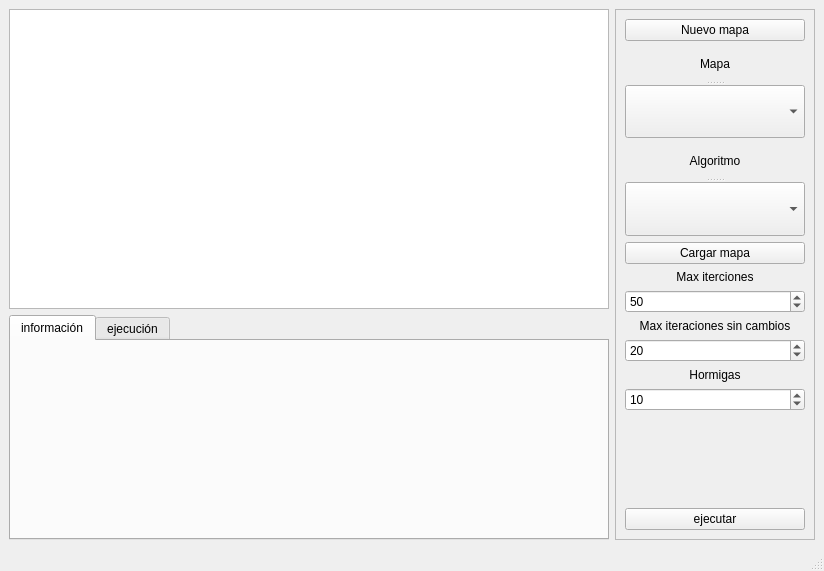
Bercero/Tsp_coa, file gui_src/tsp_gui.ui: the form before one commit.
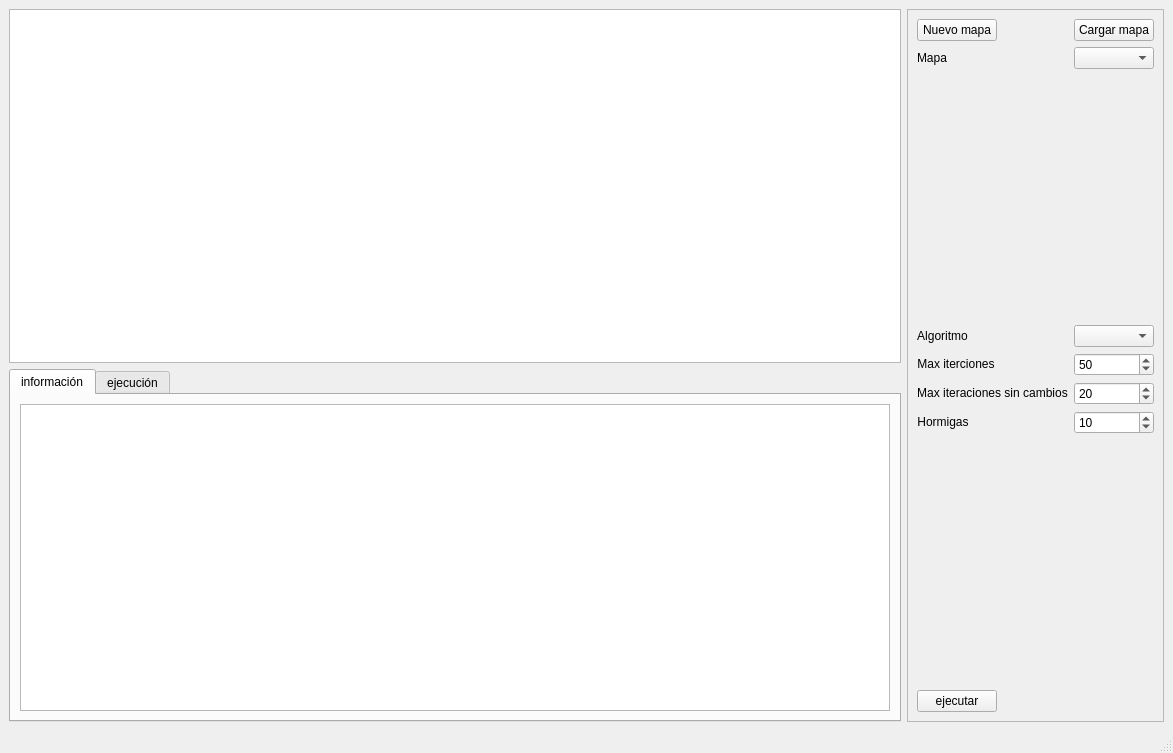
The form after the commit. The open tabs and pages were chosen to show the change.

Patch:
```diff
--- a/gui_src/tsp_gui.ui
+++ b/gui_src/tsp_gui.ui
@@ -6,8 +6,8 @@
    <rect>
     <x>0</x>
     <y>0</y>
-    <width>824</width>
-    <height>571</height>
+    <width>1173</width>
+    <height>753</height>
    </rect>
   </property>
   <property name="windowTitle">
@@ -15,39 +15,6 @@
   </property>
   <widget class="QWidget" name="centralwidget">
    <layout class="QGridLayout" name="gridLayout">
-    <item row="1" column="0">
-     <widget class="QTabWidget" name="informacionWidget">
-      <property name="minimumSize">
-       <size>
-        <width>0</width>
-        <height>200</height>
-       </size>
-      </property>
-      <property name="currentIndex">
-       <number>0</number>
-      </property>
-      <widget class="QWidget" name="infoTab">
-       <attribute name="title">
-        <string>información</string>
-       </attribute>
-      </widget>
-      <widget class="QWidget" name="ejecucionTab">
-       <attribute name="title">
-        <string>ejecución</string>
-       </attribute>
-      </widget>
-     </widget>
-    </item>
-    <item row="0" column="0">
-     <widget class="QGraphicsView" name="graphicsView">
-      <property name="minimumSize">
-       <size>
-        <width>300</width>
-        <height>300</height>
-       </size>
-      </property>
-     </widget>
-    </item>
     <item row="0" column="1" rowspan="2">
      <widget class="QFrame" name="frame">
       <property name="minimumSize">
@@ -56,75 +23,74 @@
         <height>0</height>
        </size>
       </property>
+      <property name="maximumSize">
+       <size>
+        <width>400</width>
+        <height>16777215</height>
+       </size>
+      </property>
       <property name="frameShape">
        <enum>QFrame::StyledPanel</enum>
       </property>
       <property name="frameShadow">
        <enum>QFrame::Raised</enum>
       </property>
-      <layout class="QVBoxLayout" name="verticalLayout">
-       <item>
+      <layout class="QFormLayout" name="formLayout">
+       <property name="fieldGrowthPolicy">
+        <enum>QFormLayout::AllNonFixedFieldsGrow</enum>
+       </property>
+       <item row="0" column="0">
         <widget class="QPushButton" name="newMapaButton">
          <property name="text">
           <string>Nuevo mapa</string>
          </property>
         </widget>
        </item>
-       <item>
-        <widget class="QSplitter" name="mapaSelector">
-         <property name="orientation">
-          <enum>Qt::Vertical</enum>
-         </property>
-         <widget class="QLabel" name="mapaLabel">
-          <property name="text">
-           <string>&lt;html&gt;&lt;head/&gt;&lt;body&gt;&lt;p align=&quot;center&quot;&gt;Mapa&lt;/p&gt;&lt;/body&gt;&lt;/html&gt;</string>
-          </property>
-         </widget>
-         <widget class="QComboBox" name="mapaComboBox">
-          <property name="sizePolicy">
-           <sizepolicy hsizetype="Minimum" vsizetype="Minimum">
-            <horstretch>0</horstretch>
-            <verstretch>0</verstretch>
-           </sizepolicy>
-          </property>
-         </widget>
-        </widget>
-       </item>
-       <item>
-        <widget class="QSplitter" name="algoritmoSelector">
-         <property name="orientation">
-          <enum>Qt::Vertical</enum>
-         </property>
-         <widget class="QLabel" name="algoritmoLabel">
-          <property name="text">
-           <string>&lt;html&gt;&lt;head/&gt;&lt;body&gt;&lt;p align=&quot;center&quot;&gt;Algoritmo&lt;/p&gt;&lt;/body&gt;&lt;/html&gt;</string>
-          </property>
-         </widget>
-         <widget class="QComboBox" name="algoritmoComboBox">
-          <property name="sizePolicy">
-           <sizepolicy hsizetype="Minimum" vsizetype="Fixed">
-            <horstretch>0</horstretch>
-            <verstretch>0</verstretch>
-           </sizepolicy>
-          </property>
-         </widget>
-        </widget>
-       </item>
-       <item>
+       <item row="0" column="1">
         <widget class="QPushButton" name="cargarMapaButton">
          <property name="text">
           <string>Cargar mapa</string>
          </property>
         </widget>
        </item>
-       <item>
+       <item row="3" column="0">
+        <spacer name="verticalSpacer_2">
+         <property name="orientation">
+          <enum>Qt::Vertical</enum>
+         </property>
+         <property name="sizeHint" stdset="0">
+          <size>
+           <width>20</width>
+           <height>40</height>
+          </size>
+         </property>
+        </spacer>
+       </item>
+       <item row="4" column="0">
+        <widget class="QLabel" name="algoritmoLabel">
+         <property name="text">
+          <string>&lt;html&gt;&lt;head/&gt;&lt;body&gt;&lt;p align=&quot;center&quot;&gt;Algoritmo&lt;/p&gt;&lt;/body&gt;&lt;/html&gt;</string>
+         </property>
+        </widget>
+       </item>
+       <item row="4" column="1">
+        <widget class="QComboBox" name="algoritmoComboBox">
+         <property name="sizePolicy">
+          <sizepolicy hsizetype="Minimum" vsizetype="Fixed">
+           <horstretch>0</horstretch>
+           <verstretch>0</verstretch>
+          </sizepolicy>
+         </property>
+        </widget>
+       </item>
+       <item row="5" column="0">
         <widget class="QLabel" name="itLabel">
          <property name="text">
           <string>&lt;html&gt;&lt;head/&gt;&lt;body&gt;&lt;p align=&quot;center&quot;&gt;Max iterciones&lt;/p&gt;&lt;/body&gt;&lt;/html&gt;</string>
          </property>
         </widget>
        </item>
-       <item>
+       <item row="5" column="1">
         <widget class="QSpinBox" name="itSpinBox">
          <property name="minimum">
           <number>1</number>
@@ -137,14 +103,14 @@
          </property>
         </widget>
        </item>
-       <item>
+       <item row="10" column="0">
         <widget class="QLabel" name="itSCLabel">
          <property name="text">
           <string>&lt;html&gt;&lt;head/&gt;&lt;body&gt;&lt;p align=&quot;center&quot;&gt;Max iteraciones sin cambios&lt;/p&gt;&lt;/body&gt;&lt;/html&gt;</string>
          </property>
         </widget>
        </item>
-       <item>
+       <item row="10" column="1">
         <widget class="QSpinBox" name="itSCBox">
          <property name="minimum">
           <number>1</number>
@@ -157,14 +123,14 @@
          </property>
         </widget>
        </item>
-       <item>
+       <item row="12" column="0">
         <widget class="QLabel" name="nhLabel">
          <property name="text">
           <string>&lt;html&gt;&lt;head/&gt;&lt;body&gt;&lt;p align=&quot;center&quot;&gt;Hormigas&lt;/p&gt;&lt;/body&gt;&lt;/html&gt;</string>
          </property>
         </widget>
        </item>
-       <item>
+       <item row="12" column="1">
         <widget class="QSpinBox" name="nhSCBox">
          <property name="minimum">
           <number>1</number>
@@ -177,7 +143,7 @@
          </property>
         </widget>
        </item>
-       <item>
+       <item row="13" column="0">
         <spacer name="verticalSpacer">
          <property name="orientation">
           <enum>Qt::Vertical</enum>
@@ -190,16 +156,84 @@
          </property>
         </spacer>
        </item>
-       <item>
+       <item row="14" column="0">
         <widget class="QPushButton" name="ejecutarButton">
          <property name="text">
           <string>ejecutar</string>
          </property>
         </widget>
        </item>
+       <item row="2" column="1">
+        <widget class="QComboBox" name="mapaComboBox">
+         <property name="sizePolicy">
+          <sizepolicy hsizetype="Minimum" vsizetype="Minimum">
+           <horstretch>0</horstretch>
+           <verstretch>0</verstretch>
+          </sizepolicy>
+         </property>
+        </widget>
+       </item>
+       <item row="2" column="0">
+        <widget class="QLabel" name="mapaLabel">
+         <property name="text">
+          <string>&lt;html&gt;&lt;head/&gt;&lt;body&gt;&lt;p align=&quot;center&quot;&gt;Mapa&lt;/p&gt;&lt;/body&gt;&lt;/html&gt;</string>
+         </property>
+        </widget>
+       </item>
       </layout>
      </widget>
     </item>
+    <item row="0" column="0">
+     <widget class="QGraphicsView" name="graphicsView">
+      <property name="minimumSize">
+       <size>
+        <width>300</width>
+        <height>300</height>
+       </size>
+      </property>
+     </widget>
+    </item>
+    <item row="1" column="0">
+     <widget class="QTabWidget" name="informacionWidget">
+      <property name="minimumSize">
+       <size>
+        <width>0</width>
+        <height>200</height>
+       </size>
+      </property>
+      <property name="currentIndex">
+       <number>1</number>
+      </property>
+      <widget class="QWidget" name="infoTab">
+       <attribute name="title">
+        <string>información</string>
+       </attribute>
+       <layout class="QGridLayout" name="gridLayout_2">
+        <item row="0" column="0">
+         <widget class="QTextBrowser" name="infoText">
+          <property name="html">
+           <string>&lt;!DOCTYPE HTML PUBLIC &quot;-//W3C//DTD HTML 4.0//EN&quot; &quot;http://www.w3.org/TR/REC-html40/strict.dtd&quot;&gt;
+&lt;html&gt;&lt;head&gt;&lt;meta name=&quot;qrichtext&quot; content=&quot;1&quot; /&gt;&lt;style type=&quot;text/css&quot;&gt;
+p, li { white-space: pre-wrap; }
+&lt;/style&gt;&lt;/head&gt;&lt;body style=&quot; font-family:'Ubuntu'; font-size:11pt; font-weight:400; font-style:normal;&quot;&gt;
+&lt;p style=&quot;-qt-paragraph-type:empty; margin-top:0px; margin-bottom:0px; margin-left:0px; margin-right:0px; -qt-block-indent:0; text-indent:0px;&quot;&gt;&lt;br /&gt;&lt;/p&gt;&lt;/body&gt;&lt;/html&gt;</string>
+          </property>
+         </widget>
+        </item>
+       </layout>
+      </widget>
+      <widget class="QWidget" name="ejecucionTab">
+       <attribute name="title">
+        <string>ejecución</string>
+       </attribute>
+       <layout class="QGridLayout" name="gridLayout_3">
+        <item row="0" column="0">
+         <widget class="QTextBrowser" name="ejecucioText"/>
+        </item>
+       </layout>
+      </widget>
+     </widget>
+    </item>
    </layout>
   </widget>
   <widget class="QMenuBar" name="menubar">
@@ -207,7 +241,7 @@
     <rect>
      <x>0</x>
      <y>0</y>
-     <width>824</width>
+     <width>1173</width>
      <height>25</height>
     </rect>
    </property>
```
